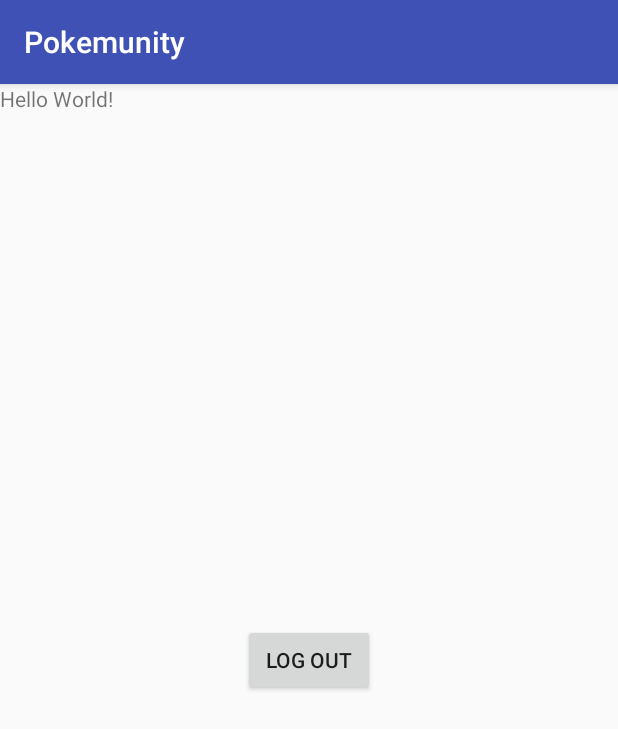
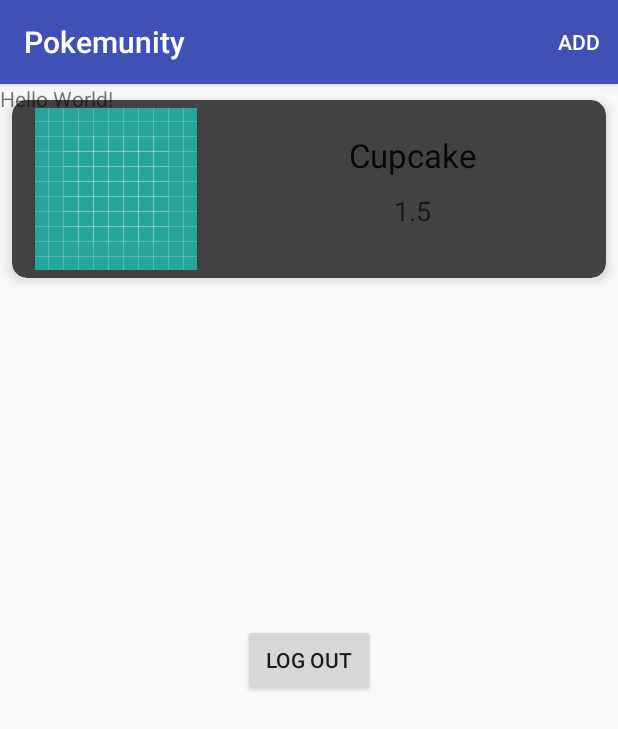
Before and after one commit to dpr5/Pokemunity, an Android app: the screen it shows after launch (MainActivity), on a phone screen of 412 x 824 dp. Shown: the top 729 px of the screen. Run offline under Robolectric (Android 15) with nearby library versions, the phone set to English and light mode, and no system bars; our stand-ins replace Firebase (no records; nobody signed in at launch, a user with empty details on screens opened directly); libraries missing offline, so code that uses them is left out: com.firebase.ui; 1 statement that could not run was skipped.

Commit message:
Cards and Adapter added

```diff
--- /dev/null
+++ b/app/src/main/java/com/dreaminreality/ranad_000/pokemunity/CustomAdapter.java
@@ -0,0 +1,62 @@
+package com.dreaminreality.ranad_000.pokemunity;
+
+import android.support.v7.widget.RecyclerView;
+import android.view.LayoutInflater;
+import android.view.View;
+import android.view.ViewGroup;
+import android.widget.ImageView;
+import android.widget.TextView;
+
+import java.util.ArrayList;
+
+public class CustomAdapter extends RecyclerView.Adapter<CustomAdapter.MyViewHolder> {
+
+    private ArrayList<DataModel> dataSet;
+
+    public static class MyViewHolder extends RecyclerView.ViewHolder {
+
+        TextView textViewName;
+        TextView textViewVersion;
+        ImageView imageViewIcon;
+
+        public MyViewHolder(View itemView) {
+            super(itemView);
+            this.textViewName = (TextView) itemView.findViewById(R.id.textViewName);
+            this.textViewVersion = (TextView) itemView.findViewById(R.id.textViewVersion);
+            this.imageViewIcon = (ImageView) itemView.findViewById(R.id.imageView);
+        }
+    }
+
+    public CustomAdapter(ArrayList<DataModel> data) {
+        this.dataSet = data;
+    }
+
+    @Override
+    public MyViewHolder onCreateViewHolder(ViewGroup parent,
+                                           int viewType) {
+        View view = LayoutInflater.from(parent.getContext())
+                .inflate(R.layout.news_card, parent, false);
+
+        view.setOnClickListener(MainActivity.myOnClickListener);
+
+        MyViewHolder myViewHolder = new MyViewHolder(view);
+        return myViewHolder;
+    }
+
+    @Override
+    public void onBindViewHolder(final MyViewHolder holder, final int listPosition) {
+
+        TextView textViewName = holder.textViewName;
+        TextView textViewVersion = holder.textViewVersion;
+        ImageView imageView = holder.imageViewIcon;
+
+        textViewName.setText(dataSet.get(listPosition).getName());
+        textViewVersion.setText(dataSet.get(listPosition).getVersion());
+        imageView.setImageResource(dataSet.get(listPosition).getImage());
+    }
+
+    @Override
+    public int getItemCount() {
+        return dataSet.size();
+    }
+}
--- /dev/null
+++ b/app/src/main/java/com/dreaminreality/ranad_000/pokemunity/DataModel.java
@@ -0,0 +1,32 @@
+package com.dreaminreality.ranad_000.pokemunity;
+
+public class DataModel {
+
+    String name;
+    String version;
+    int id_;
+    int image;
+
+    public DataModel(String name, String version, int id_, int image) {
+        this.name = name;
+        this.version = version;
+        this.id_ = id_;
+        this.image=image;
+    }
+
+    public String getName() {
+        return name;
+    }
+
+    public String getVersion() {
+        return version;
+    }
+
+    public int getImage() {
+        return image;
+    }
+
+    public int getId() {
+        return id_;
+    }
+}
--- a/app/src/main/java/com/dreaminreality/ranad_000/pokemunity/MainActivity.java
+++ b/app/src/main/java/com/dreaminreality/ranad_000/pokemunity/MainActivity.java
@@ -1,22 +1,40 @@
 package com.dreaminreality.ranad_000.pokemunity;
 
+import android.content.Context;
 import android.content.Intent;
 import android.os.Bundle;
 import android.support.annotation.NonNull;
 import android.support.v7.app.AppCompatActivity;
+import android.support.v7.widget.DefaultItemAnimator;
+import android.support.v7.widget.LinearLayoutManager;
+import android.support.v7.widget.RecyclerView;
+import android.view.Menu;
+import android.view.MenuItem;
 import android.view.View;
+import android.widget.TextView;
+import android.widget.Toast;
 
 import com.firebase.ui.auth.AuthUI;
 import com.google.android.gms.tasks.OnCompleteListener;
 import com.google.android.gms.tasks.Task;
 import com.google.firebase.auth.FirebaseAuth;
 
+import java.util.ArrayList;
 import java.util.Arrays;
+import java.util.List;
 
 public class MainActivity extends AppCompatActivity {
 
     FirebaseAuth auth;
     private static final int RC_SIGN_IN = 123;
+
+
+    private static RecyclerView.Adapter adapter;
+    private RecyclerView.LayoutManager layoutManager;
+    private static RecyclerView recyclerView;
+    private static ArrayList<DataModel> data;
+    static View.OnClickListener myOnClickListener;
+    private static ArrayList<Integer> removedItems;
 
     @Override
     protected void onCreate(Bundle savedInstanceState) {
@@ -25,7 +43,32 @@ public class MainActivity extends AppCompatActivity {
 
         auth = FirebaseAuth.getInstance();
 
-        FirebaseAuth auth = FirebaseAuth.getInstance();
+        myOnClickListener = new MyOnClickListener(this);
+
+        recyclerView = (RecyclerView) findViewById(R.id.my_recycler_view);
+        recyclerView.setHasFixedSize(true);
+
+        layoutManager = new LinearLayoutManager(this);
+        recyclerView.setLayoutManager(layoutManager);
+        recyclerView.setItemAnimator(new DefaultItemAnimator());
+
+
+        data = new ArrayList<DataModel>();
+        for (int i = 0; i < MyData.nameArray.length; i++) {
+            data.add(new DataModel(
+                    MyData.nameArray[i],
+                    MyData.versionArray[i],
+                    MyData.id_[i],
+                    MyData.drawableArray[i]
+            ));
+        }
+
+        removedItems = new ArrayList<Integer>();
+
+        adapter = new CustomAdapter(data);
+        recyclerView.setAdapter(adapter);
+
+
         if (auth.getCurrentUser() != null) {
             // already signed in
             startActivityForResult(
@@ -59,4 +102,69 @@ public class MainActivity extends AppCompatActivity {
                     });
         }
     }
+
+    private static class MyOnClickListener implements View.OnClickListener {
+
+        private final Context context;
+
+        private MyOnClickListener(Context context) {
+            this.context = context;
+        }
+
+        @Override
+        public void onClick(View v) {
+            removeItem(v);
+        }
+
+        private void removeItem(View v) {
+            int selectedItemPosition = recyclerView.getChildPosition(v);
+            RecyclerView.ViewHolder viewHolder
+                    = recyclerView.findViewHolderForPosition(selectedItemPosition);
+            TextView textViewName
+                    = (TextView) viewHolder.itemView.findViewById(R.id.textViewName);
+            String selectedName = (String) textViewName.getText();
+            int selectedItemId = -1;
+            for (int i = 0; i < MyData.nameArray.length; i++) {
+                if (selectedName.equals(MyData.nameArray[i])) {
+                    selectedItemId = MyData.id_[i];
+                }
+            }
+            removedItems.add(selectedItemId);
+            data.remove(selectedItemPosition);
+            adapter.notifyItemRemoved(selectedItemPosition);
+        }
+    }
+
+    @Override
+    public boolean onCreateOptionsMenu(Menu menu) {
+        super.onCreateOptionsMenu(menu);
+        getMenuInflater().inflate(R.menu.menu_main, menu);
+        return true;
+    }
+
+    @Override
+    public boolean onOptionsItemSelected(MenuItem item) {
+        super.onOptionsItemSelected(item);
+        if (item.getItemId() == R.id.add_item) {
+            //check if any items to add
+            if (removedItems.size() != 0) {
+                addRemovedItemToList();
+            } else {
+                Toast.makeText(this, "Nothing to add", Toast.LENGTH_SHORT).show();
+            }
+        }
+        return true;
+    }
+
+    private void addRemovedItemToList() {
+        int addItemAtListPosition = 3;
+        data.add(addItemAtListPosition, new DataModel(
+                MyData.nameArray[removedItems.get(0)],
+                MyData.versionArray[removedItems.get(0)],
+                MyData.id_[removedItems.get(0)],
+                MyData.drawableArray[removedItems.get(0)]
+        ));
+        adapter.notifyItemInserted(addItemAtListPosition);
+        removedItems.remove(0);
+    }
 }
--- /dev/null
+++ b/app/src/main/java/com/dreaminreality/ranad_000/pokemunity/MyData.java
@@ -0,0 +1,13 @@
+package com.dreaminreality.ranad_000.pokemunity;
+
+public class MyData {
+
+    static String[] nameArray = {"Cupcake", "Donut", "Eclair", "Froyo", "Gingerbread", "Honeycomb", "Ice Cream Sandwich","JellyBean", "Kitkat", "Lollipop", "Marshmallow"};
+    static String[] versionArray = {"1.5", "1.6", "2.0-2.1", "2.2-2.2.3", "2.3-2.3.7", "3.0-3.2.6", "4.0-4.0.4", "4.1-4.3.1", "4.4-4.4.4", "5.0-5.1.1","6.0-6.0.1"};
+
+    static Integer[] drawableArray = {R.drawable.ic_launcher_background, R.drawable.ic_launcher_foreground, R.drawable.common_google_signin_btn_icon_dark,
+            R.drawable.common_google_signin_btn_icon_dark, R.drawable.common_full_open_on_phone, R.drawable.common_google_signin_btn_icon_dark_normal, R.drawable.fui_idp_button_background_google,
+            R.drawable.googleg_standard_color_18, R.drawable.ic_launcher_foreground, R.drawable.ic_launcher_foreground,R.drawable.ic_launcher_foreground};
+
+    static Integer[] id_ = {0, 1, 2, 3, 4, 5, 6, 7, 8, 9, 10};
+}
--- a/app/src/main/res/layout/activity_main.xml
+++ b/app/src/main/res/layout/activity_main.xml
@@ -5,6 +5,14 @@
     android:layout_width="match_parent"
     android:layout_height="match_parent"
     tools:context=".MainActivity">
+
+    <android.support.v7.widget.RecyclerView
+        android:id="@+id/my_recycler_view"
+        android:layout_width="match_parent"
+        android:layout_height="match_parent"
+        android:scrollbars="vertical"
+        />
+
 
     <Button
         android:id="@+id/logoutbtn"
--- a/app/src/main/res/layout/activity_main2.xml
+++ b/app/src/main/res/layout/activity_main2.xml
@@ -9,7 +9,7 @@
     <TextView
         android:layout_width="wrap_content"
         android:layout_height="wrap_content"
-        android:text="Thank You "
+        android:text="Thank You"
         android:layout_centerVertical="true"
         android:layout_centerHorizontal="true"/>
 
--- /dev/null
+++ b/app/src/main/res/layout/news_card.xml
@@ -0,0 +1,64 @@
+<LinearLayout xmlns:android="http://schemas.android.com/apk/res/android"
+    android:layout_width="match_parent"
+    android:layout_height="match_parent"
+    android:orientation="vertical"
+    android:tag="cards main container">
+
+    <android.support.v7.widget.CardView
+        android:id="@+id/card_view"
+        xmlns:card_view="http://schemas.android.com/apk/res-auto"
+        android:layout_width="match_parent"
+        android:layout_height="wrap_content"
+        card_view:cardBackgroundColor="@color/cardview_dark_background"
+        card_view:cardCornerRadius="10dp"
+        card_view:cardElevation="5dp"
+        card_view:cardUseCompatPadding="true">
+
+        <LinearLayout
+            android:layout_width="match_parent"
+            android:layout_height="wrap_content"
+            android:orientation="horizontal"
+            >
+
+            <ImageView
+                android:id="@+id/imageView"
+                android:tag="image_tag"
+                android:layout_width="0dp"
+                android:layout_height="wrap_content"
+                android:layout_margin="5dp"
+                android:layout_weight="1"
+                android:src="@drawable/ic_launcher_background"/>
+
+            <LinearLayout
+                android:layout_width="0dp"
+                android:layout_height="wrap_content"
+                android:layout_marginTop="12dp"
+                android:layout_weight="2"
+                android:orientation="vertical"
+                >
+
+                <TextView
+                    android:id="@+id/textViewName"
+                    android:layout_width="wrap_content"
+                    android:layout_height="wrap_content"
+                    android:layout_gravity="center_horizontal"
+                    android:layout_marginTop="10dp"
+                    android:text="Android Name"
+                    android:textAppearance="?android:attr/textAppearanceLarge"/>
+
+                <TextView
+                    android:id="@+id/textViewVersion"
+                    android:layout_width="wrap_content"
+                    android:layout_height="wrap_content"
+                    android:layout_gravity="center_horizontal"
+                    android:layout_marginTop="10dp"
+
+                    android:text="Android Version"
+                    android:textAppearance="?android:attr/textAppearanceMedium"/>
+
+            </LinearLayout>
+        </LinearLayout>
+
+    </android.support.v7.widget.CardView>
+
+</LinearLayout>
--- /dev/null
+++ b/app/src/main/res/menu/menu_main.xml
@@ -0,0 +1,10 @@
+<menu xmlns:android="http://schemas.android.com/apk/res/android"
+    xmlns:app="http://schemas.android.com/apk/res-auto"
+    xmlns:tools="http://schemas.android.com/tools"
+    tools:context=".MainActivity">
+    <item
+        android:id="@+id/add_item"
+        android:orderInCategory="100"
+        android:title="Add"
+        app:showAsAction="always" />
+</menu>
```
